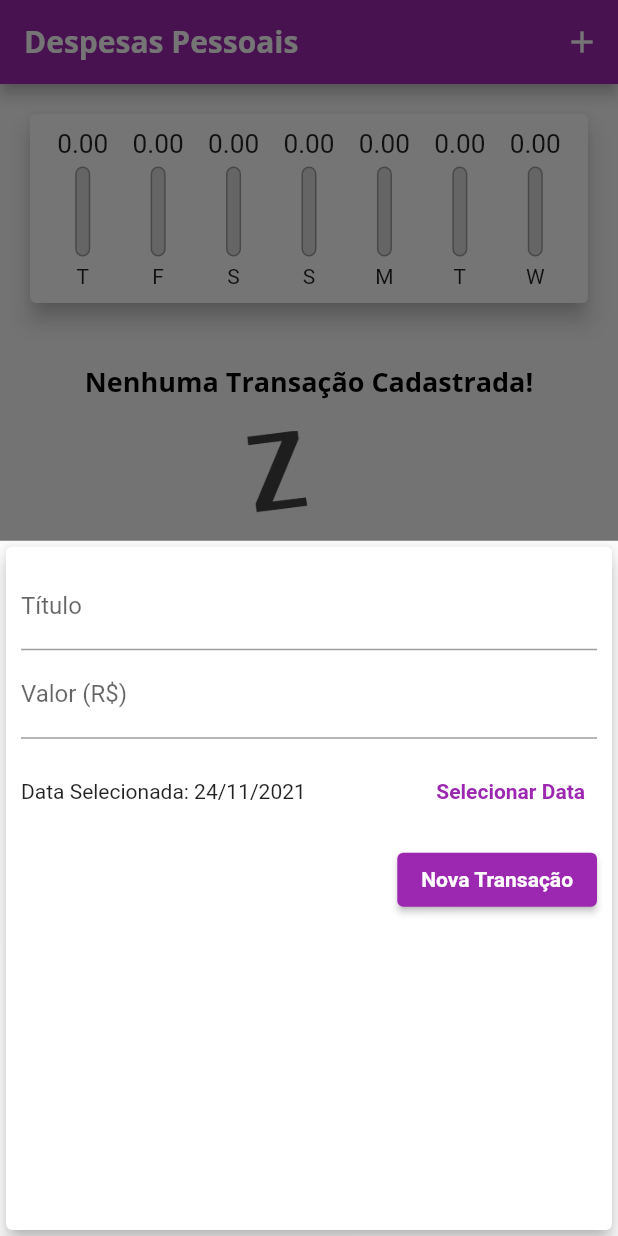
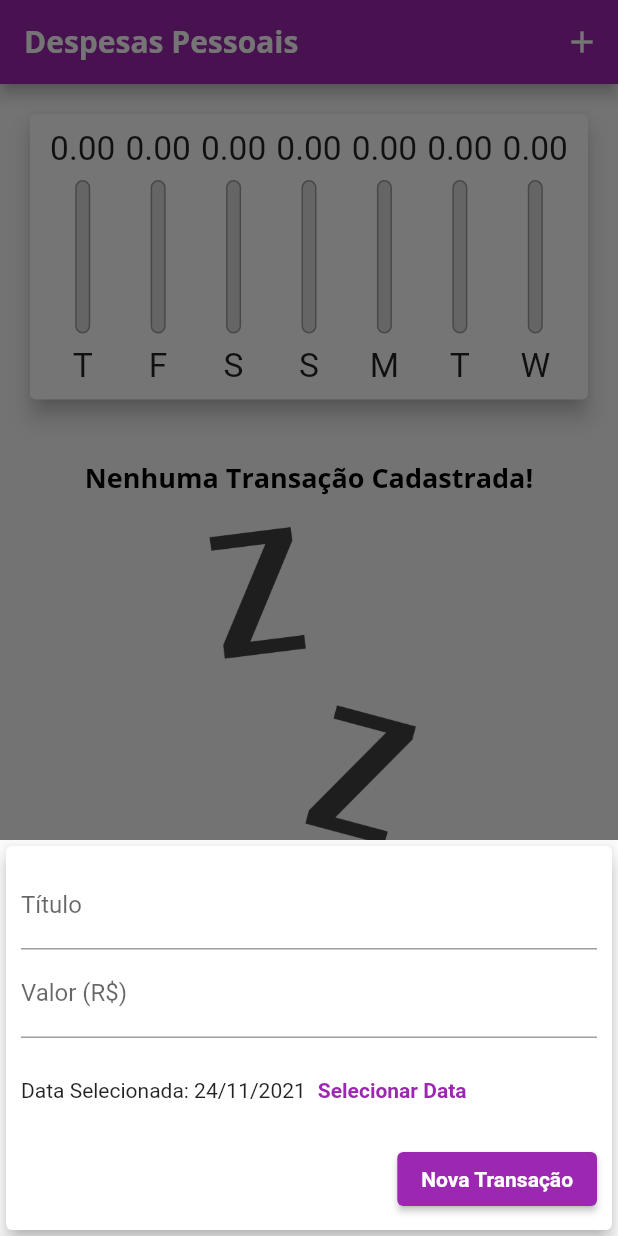
Before and after one commit to arthurfp/MyExpenses-Flutter, a Flutter app: the screen it shows after launch, after a tap on the "add" icon, on a phone screen of 412 x 824 dp. Run offline on Flutter 3.47's test engine with Material 2 defaults, Android fonts, the phone set to English and light mode, and no system bars.

Commit message:
added responsiveness

```diff
--- /dev/null
+++ b/lib/components/adaptative_button.dart
@@ -0,0 +1,36 @@
+import 'dart:io';
+import 'package:flutter/cupertino.dart';
+import 'package:flutter/material.dart';
+
+class AdaptativeButton extends StatelessWidget {
+  final String label;
+  final Function() onPressed;
+
+  const AdaptativeButton(
+    this.label,
+    this.onPressed, {
+    Key? key,
+  }) : super(key: key);
+
+  @override
+  Widget build(BuildContext context) {
+    return Platform.isIOS
+        ? CupertinoButton(
+            child: Text(label),
+            onPressed: onPressed,
+            color: Theme.of(context).colorScheme.primary,
+            padding: const EdgeInsets.symmetric(
+              horizontal: 20,
+            ),
+          )
+        : ElevatedButton(
+            child: Text(
+              label,
+              style: TextStyle(
+                color: Theme.of(context).textTheme.button?.color,
+              ),
+            ),
+            onPressed: onPressed,
+          );
+  }
+}
--- /dev/null
+++ b/lib/components/adaptative_date_picker.dart
@@ -0,0 +1,66 @@
+import 'dart:io';
+import 'package:flutter/cupertino.dart';
+import 'package:flutter/material.dart';
+import 'package:intl/intl.dart';
+
+class AdaptativeDatePicker extends StatelessWidget {
+  final DateTime? selectedDate;
+  final Function(DateTime)? onDateChanged;
+
+  const AdaptativeDatePicker({
+    this.selectedDate,
+    this.onDateChanged,
+    Key? key,
+  }) : super(key: key);
+
+  _showDatePicker(BuildContext context) {
+    showDatePicker(
+      context: context,
+      initialDate: DateTime.now(),
+      firstDate: DateTime(2019),
+      lastDate: DateTime.now(),
+    ).then((pickedDate) {
+      if (pickedDate == null) {
+        return;
+      }
+
+      onDateChanged!(pickedDate);
+    });
+  }
+
+  @override
+  Widget build(BuildContext context) {
+    return Platform.isIOS
+        ? SizedBox(
+            height: 180,
+            child: CupertinoDatePicker(
+              mode: CupertinoDatePickerMode.date,
+              initialDateTime: DateTime.now(),
+              minimumDate: DateTime(2019),
+              maximumDate: DateTime.now(),
+              onDateTimeChanged: onDateChanged!,
+            ),
+          )
+        : SizedBox(
+            height: 70,
+            child: Row(
+              children: <Widget>[
+                Text(
+                  selectedDate == null
+                      ? 'Nenhuma data selecionada!'
+                      : 'Data Selecionada: ${DateFormat('dd/MM/y').format(selectedDate!)}',
+                ),
+                TextButton(
+                  child: const Text(
+                    'Selecionar Data',
+                    style: TextStyle(
+                      fontWeight: FontWeight.bold,
+                    ),
+                  ),
+                  onPressed: () => _showDatePicker(context),
+                )
+              ],
+            ),
+          );
+  }
+}
--- /dev/null
+++ b/lib/components/adaptative_text_field.dart
@@ -0,0 +1,46 @@
+import 'dart:io';
+import 'package:flutter/cupertino.dart';
+import 'package:flutter/material.dart';
+
+class AdaptativeTextField extends StatelessWidget {
+  final String? label;
+  final TextEditingController? controller;
+  final TextInputType keyboardType;
+  final Function(String)? onSubmitted;
+
+  const AdaptativeTextField({
+    this.label,
+    this.controller,
+    this.keyboardType = TextInputType.text,
+    this.onSubmitted,
+    Key? key,
+  }) : super(key: key);
+
+  @override
+  Widget build(BuildContext context) {
+    return Platform.isIOS
+        ? Padding(
+            padding: const EdgeInsets.only(
+              bottom: 10,
+            ),
+            child: CupertinoTextField(
+              controller: controller,
+              keyboardType: keyboardType,
+              onSubmitted: onSubmitted,
+              placeholder: label,
+              padding: const EdgeInsets.symmetric(
+                horizontal: 6,
+                vertical: 12,
+              ),
+            ),
+          )
+        : TextField(
+            controller: controller,
+            keyboardType: keyboardType,
+            onSubmitted: onSubmitted,
+            decoration: InputDecoration(
+              labelText: label,
+            ),
+          );
+  }
+}
--- a/lib/components/chart_bar.dart
+++ b/lib/components/chart_bar.dart
@@ -14,17 +14,19 @@ class ChartBar extends StatelessWidget {
 
   @override
   Widget build(BuildContext context) {
+    return LayoutBuilder(
+      builder: (ctx, constraints) {
         return Column(
           children: [
             SizedBox(
-          height: 20,
+              height: constraints.maxHeight * 0.15,
               child: FittedBox(
-            child: Text('${value!.toStringAsFixed(2)}'),
+                child: Text(value!.toStringAsFixed(2)),
               ),
             ),
-        const SizedBox(height: 5),
+            SizedBox(height: constraints.maxHeight * 0.05),
             SizedBox(
-          height: 60,
+              height: constraints.maxHeight * 0.6,
               width: 10,
               child: Stack(
                 alignment: Alignment.bottomCenter,
@@ -51,9 +53,16 @@ class ChartBar extends StatelessWidget {
                 ],
               ),
             ),
-        const SizedBox(height: 5),
-        Text(label!),
+            SizedBox(height: constraints.maxHeight * 0.05),
+            SizedBox(
+              height: constraints.maxHeight * 0.15,
+              child: FittedBox(
+                child: Text(label!),
+              ),
+            ),
           ],
+        );
+      },
     );
   }
 }
--- a/lib/components/transaction_form.dart
+++ b/lib/components/transaction_form.dart
@@ -1,5 +1,7 @@
 import 'package:flutter/material.dart';
-import 'package:intl/intl.dart';
+import 'adaptative_button.dart';
+import 'adaptative_text_field.dart';
+import 'adaptative_date_picker.dart';
 
 class TransactionForm extends StatefulWidget {
   final void Function(String, double, DateTime) onSubmit;
@@ -26,87 +28,53 @@ class _TransactionFormState extends State<TransactionForm> {
     widget.onSubmit(title, value, _selectedDate!);
   }
 
-  _showDatePicker() {
-    showDatePicker(
-      context: context,
-      initialDate: DateTime.now(),
-      firstDate: DateTime(2019),
-      lastDate: DateTime.now(),
-    ).then((pickedDate) {
-      if (pickedDate == null) {
-        return;
-      }
-
-      setState(() {
-        _selectedDate = pickedDate;
-      });
-    });
-  }
-
   @override
   Widget build(BuildContext context) {
-    return Card(
+    return SingleChildScrollView(
+      child: Card(
         elevation: 5,
         child: Padding(
-        padding: const EdgeInsets.all(10),
+          padding: EdgeInsets.only(
+            top: 10,
+            right: 10,
+            left: 10,
+            bottom: 10 + MediaQuery.of(context).viewInsets.bottom,
+          ),
           child: Column(
             children: [
-            TextField(
+              AdaptativeTextField(
+                label: 'Título',
                 controller: _titleController,
-              onSubmitted: (_) => _submitForm(),
-              decoration: const InputDecoration(
-                labelText: 'Título',
+                onSubmitted: (_) => _submitForm,
               ),
-            ),
-            TextField(
+              AdaptativeTextField(
+                label: 'Valor (R\$)',
                 controller: _valueController,
                 keyboardType:
                     const TextInputType.numberWithOptions(decimal: true),
-              onSubmitted: (_) => _submitForm(),
-              decoration: const InputDecoration(
-                labelText: 'Valor (R\$)',
+                onSubmitted: (_) => _submitForm,
               ),
-            ),
-            SizedBox(
-              height: 70,
-              child: Row(
-                children: <Widget>[
-                  Expanded(
-                    child: Text(
-                      _selectedDate == null
-                          ? 'Nenhuma data selecionada!'
-                          : 'Data Selecionada: ${DateFormat('dd/MM/y').format(_selectedDate!)}',
-                    ),
-                  ),
-                  TextButton(
-                    child: const Text(
-                      'Selecionar Data',
-                      style: TextStyle(
-                        fontWeight: FontWeight.bold,
-                      ),
-                    ),
-                    onPressed: _showDatePicker,
-                  )
-                ],
-              ),
+              AdaptativeDatePicker(
+                selectedDate: _selectedDate,
+                onDateChanged: (newDate) {
+                  setState(() {
+                    _selectedDate = newDate;
+                  });
+                },
               ),
               Row(
                 mainAxisAlignment: MainAxisAlignment.end,
                 children: <Widget>[
-                ElevatedButton(
-                  child: Text(
+                  AdaptativeButton(
                     'Nova Transação',
-                    style: TextStyle(
-                      color: Theme.of(context).textTheme.button?.color,
-                    ),
-                  ),
-                  onPressed: _submitForm,
+                    _submitForm,
                   ),
                 ],
               ),
             ],
           ),
         ),
+      ),
     );
   }
 }
--- a/lib/components/transaction_list.dart
+++ b/lib/components/transaction_list.dart
@@ -11,10 +11,10 @@ class TransactionList extends StatelessWidget {
 
   @override
   Widget build(BuildContext context) {
-    return SizedBox(
-      height: 430,
-      child: transactions.isEmpty
-          ? Column(
+    return transactions.isEmpty
+        ? LayoutBuilder(
+            builder: (ctx, constraints) {
+              return Column(
                 children: [
                   const SizedBox(height: 20),
                   Text(
@@ -23,13 +23,15 @@ class TransactionList extends StatelessWidget {
                   ),
                   const SizedBox(height: 20),
                   SizedBox(
-                  height: 200,
+                    height: constraints.maxHeight * 0.6,
                     child: Image.asset(
                       'assets/images/waiting.png',
                       fit: BoxFit.cover,
                     ),
                   ),
                 ],
+              );
+            },
           )
         : ListView.builder(
             itemCount: transactions.length,
@@ -64,15 +66,24 @@ class TransactionList extends StatelessWidget {
                     subtitle: Text(
                       DateFormat('d MMM y').format(tr.date),
                     ),
-                    trailing: IconButton(
+                    trailing: MediaQuery.of(context).size.width > 480
+                        ? TextButton.icon(
+                            onPressed: () => onRemove(tr.id),
+                            icon: Icon(Icons.delete,
+                                color: Theme.of(context).errorColor),
+                            label: Text(
+                              'Excluir',
+                              style: TextStyle(
+                                  color: Theme.of(context).errorColor),
+                            ),
+                          )
+                        : IconButton(
                             icon: const Icon(Icons.delete),
                             color: Theme.of(context).errorColor,
                             onPressed: () => onRemove(tr.id),
-                    ),
-                  ),
+                          )),
               );
             },
-            ),
           );
   }
 }
--- a/lib/main.dart
+++ b/lib/main.dart
@@ -1,6 +1,10 @@
+import 'dart:math';
+import 'dart:io';
+
 import 'package:expenses/components/transaction_form.dart';
 import 'package:flutter/material.dart';
-import 'dart:math';
+import 'package:flutter/cupertino.dart';
+
 import 'components/transaction_form.dart';
 import 'components/transaction_list.dart';
 import 'components/chart.dart';
@@ -54,6 +58,7 @@ class MyHomePage extends StatefulWidget {
 
 class _MyHomePageState extends State<MyHomePage> {
   final List<Transaction> _transactions = [];
+  bool _showChart = false;
 
   List<Transaction> get _recentTransactions {
     return _transactions.where((tr) {
@@ -93,32 +98,104 @@ class _MyHomePageState extends State<MyHomePage> {
     );
   }
 
+  Widget _getIconButton(IconData icon, Function() fn) {
+    return Platform.isIOS
+        ? GestureDetector(onTap: fn, child: Icon(icon))
+        : IconButton(icon: Icon(icon), onPressed: fn);
+  }
+
   @override
   Widget build(BuildContext context) {
-    return Scaffold(
-      appBar: AppBar(
-        title: const Text('Despesas Pessoais'),
-        actions: [
-          IconButton(
-            icon: const Icon(Icons.add),
-            onPressed: () => _openTransactionFormModal(context),
-          ),
-        ],
+    final mediaQuery = MediaQuery.of(context);
+    bool isLandscape = mediaQuery.orientation == Orientation.landscape;
+
+    final iconList = Platform.isIOS ? CupertinoIcons.refresh : Icons.list;
+    final chartList =
+        Platform.isIOS ? CupertinoIcons.refresh : Icons.show_chart;
+
+    final actions = [
+      if (isLandscape)
+        _getIconButton(
+          _showChart ? iconList : chartList,
+          () {
+            setState(() {
+              _showChart = !_showChart;
+            });
+          },
+        ),
+      _getIconButton(
+        Platform.isIOS ? CupertinoIcons.add : Icons.add,
+        () => _openTransactionFormModal(context),
       ),
-      body: SingleChildScrollView(
+    ];
+
+    final PreferredSizeWidget appBar = AppBar(
+      title: const Text('Despesas Pessoais'),
+      actions: actions,
+    );
+
+    final availableHeight = mediaQuery.size.height -
+        appBar.preferredSize.height -
+        mediaQuery.padding.top;
+
+    final bodyPage = SafeArea(
+      child: SingleChildScrollView(
         child: Column(
           crossAxisAlignment: CrossAxisAlignment.stretch,
           children: [
-            Chart(_recentTransactions),
-            TransactionList(_transactions, _removeTransaction),
+            // if (isLandscape)
+            //   Row(
+            //     mainAxisAlignment: MainAxisAlignment.center,
+            //     children: [
+            //       const Text('Exibir Gráfico'),
+            //       Switch.adaptive(
+            //         activeColor: Theme.of(context).colorScheme.secondary,
+            //         value: _showChart,
+            //         onChanged: (value) {
+            //           setState(() {
+            //             _showChart = value;
+            //           });
+            //         },
+            //       ),
+            //     ],
+            //   ),
+            if (_showChart || !isLandscape)
+              SizedBox(
+                height: availableHeight * (isLandscape ? 0.8 : 0.3),
+                child: Chart(_recentTransactions),
+              ),
+            if (!_showChart || !isLandscape)
+              SizedBox(
+                height: availableHeight * (isLandscape ? 1 : 0.7),
+                child: TransactionList(_transactions, _removeTransaction),
+              ),
           ],
         ),
       ),
-      floatingActionButton: FloatingActionButton(
-        child: const Icon(Icons.add),
-        onPressed: () => _openTransactionFormModal(context),
-      ),
-      floatingActionButtonLocation: FloatingActionButtonLocation.centerFloat,
     );
+
+    return Platform.isIOS
+        ? CupertinoPageScaffold(
+            navigationBar: CupertinoNavigationBar(
+              middle: const Text('Despesas Pessoais'),
+              trailing: Row(
+                mainAxisSize: MainAxisSize.min,
+                children: actions,
+              ),
+            ),
+            child: bodyPage,
+          )
+        : Scaffold(
+            appBar: appBar,
+            body: bodyPage,
+            floatingActionButton: Platform.isIOS
+                ? Container()
+                : FloatingActionButton(
+                    child: const Icon(Icons.add),
+                    onPressed: () => _openTransactionFormModal(context),
+                  ),
+            floatingActionButtonLocation:
+                FloatingActionButtonLocation.centerFloat,
+          );
   }
 }
```
Lines whose indentation alone changed are shown as unchanged.
